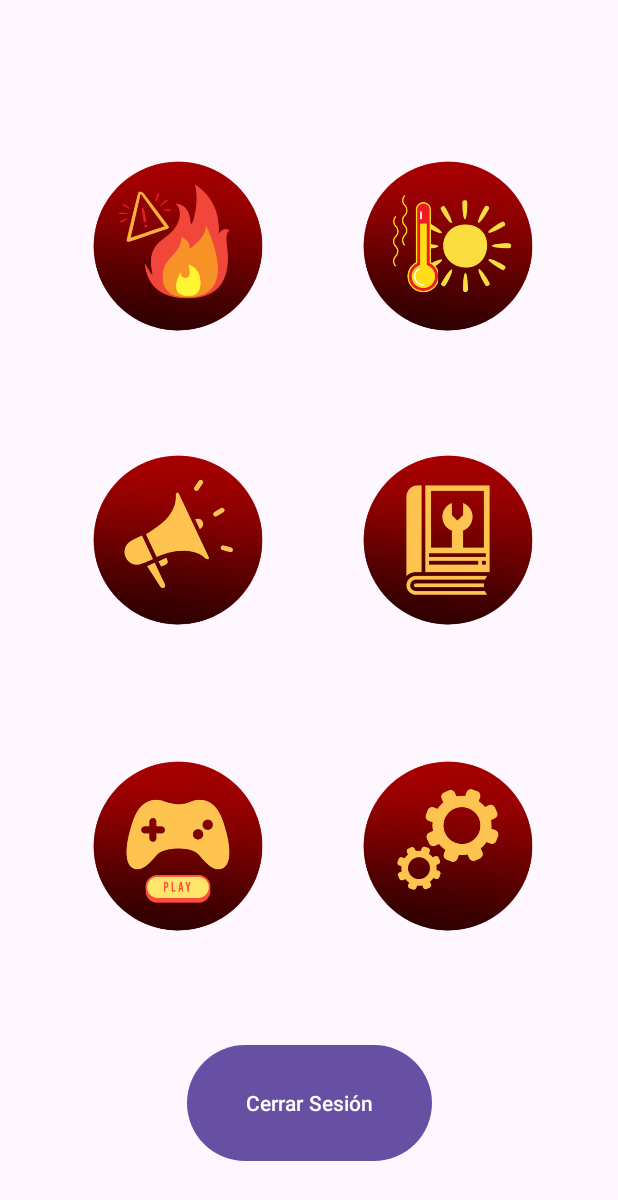
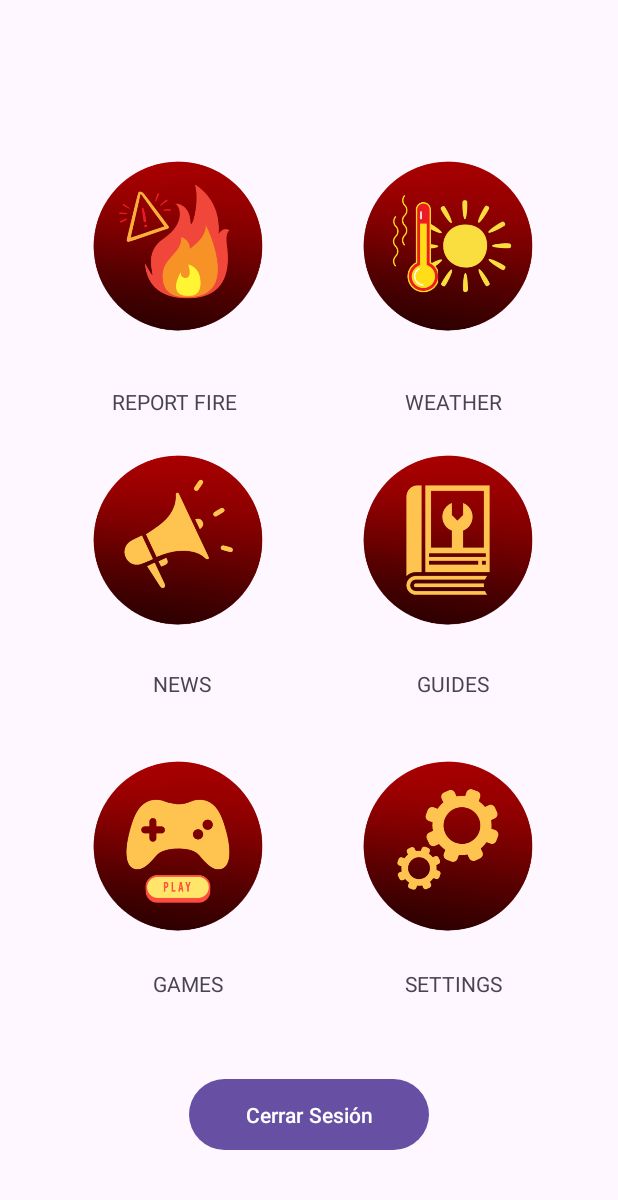
Before and after one commit to juancaco10/SpaceApp-Nasa, an Android app: the ActivityHome screen opened directly, with no data from a screen before it, on a phone screen of 412 x 824 dp. Shown: the top 1200 px of the screen. Run offline under Robolectric (Android 15) with nearby library versions, the light colour scheme and no system bars.

Commit message:
Actualización: update

```diff
--- a/app/src/main/AndroidManifest.xml
+++ b/app/src/main/AndroidManifest.xml
@@ -23,6 +23,9 @@
                 <category android:name="android.intent.category.LAUNCHER" />
             </intent-filter>
         </activity>
+        <activity android:name=".Guides">
+
+        </activity>
 
         <activity android:name=".ActivityHome">
 
--- a/app/src/main/java/com/example/nasaapp/ActivityHome.java
+++ b/app/src/main/java/com/example/nasaapp/ActivityHome.java
@@ -4,6 +4,8 @@ import android.content.Intent;
 import android.os.Bundle;
 import android.view.View;
 import android.widget.Button;
+import android.widget.ImageView;
+
 import androidx.appcompat.app.AppCompatActivity;
 
 public class ActivityHome extends AppCompatActivity {
@@ -14,6 +16,7 @@ public class ActivityHome extends AppCompatActivity {
         setContentView(R.layout.activity_home);
 
         Button btnCerrarSesion = findViewById(R.id.button);
+        ImageView imageViewLogo9 = findViewById(R.id.imageViewLogo9);
 
         btnCerrarSesion.setOnClickListener(new View.OnClickListener() {
             @Override
@@ -23,5 +26,13 @@ public class ActivityHome extends AppCompatActivity {
                 finish();
             }
         });
+
+        imageViewLogo9.setOnClickListener(new View.OnClickListener() {
+            @Override
+            public void onClick(View view) {
+                Intent intent = new Intent(ActivityHome.this, Guides.class);
+                startActivity(intent);
+            }
+        });
     }
 }
--- a/app/src/main/res/layout/activity_home.xml
+++ b/app/src/main/res/layout/activity_home.xml
@@ -6,6 +6,67 @@
     android:layout_width="match_parent"
     android:layout_height="match_parent"
     tools:context=".LoginActivity">
+
+    <TextView
+        android:id="@+id/textView3"
+        android:layout_width="wrap_content"
+        android:layout_height="wrap_content"
+        android:layout_marginTop="12dp"
+        android:text="REPORT FIRE"
+        app:layout_constraintEnd_toEndOf="@+id/imageViewLogo"
+        app:layout_constraintHorizontal_bias="0.45"
+        app:layout_constraintStart_toStartOf="@+id/imageViewLogo"
+        app:layout_constraintTop_toBottomOf="@+id/imageViewLogo" />
+
+    <TextView
+        android:id="@+id/textView7"
+        android:layout_width="wrap_content"
+        android:layout_height="wrap_content"
+        android:layout_marginStart="252dp"
+        android:layout_marginTop="12dp"
+        android:text="WEATHER"
+        app:layout_constraintStart_toStartOf="@+id/imageViewLogo"
+        app:layout_constraintTop_toBottomOf="@+id/imageViewLogo" />
+
+    <TextView
+        android:id="@+id/textView8"
+        android:layout_width="wrap_content"
+        android:layout_height="wrap_content"
+        android:layout_marginStart="260dp"
+        android:layout_marginTop="200dp"
+        android:text="GUIDES"
+        app:layout_constraintStart_toStartOf="@+id/imageViewLogo"
+        app:layout_constraintTop_toBottomOf="@+id/imageViewLogo" />
+
+    <TextView
+        android:id="@+id/textView10"
+        android:layout_width="wrap_content"
+        android:layout_height="wrap_content"
+        android:layout_marginStart="84dp"
+        android:layout_marginTop="400dp"
+        android:text="GAMES"
+        app:layout_constraintStart_toStartOf="@+id/imageViewLogo"
+        app:layout_constraintTop_toBottomOf="@+id/imageViewLogo" />
+
+    <TextView
+        android:id="@+id/textView12"
+        android:layout_width="wrap_content"
+        android:layout_height="wrap_content"
+        android:layout_marginStart="252dp"
+        android:layout_marginTop="400dp"
+        android:text="SETTINGS"
+        app:layout_constraintStart_toStartOf="@+id/imageViewLogo"
+        app:layout_constraintTop_toBottomOf="@+id/imageViewLogo" />
+
+    <TextView
+        android:id="@+id/textView11"
+        android:layout_width="wrap_content"
+        android:layout_height="wrap_content"
+        android:layout_marginStart="84dp"
+        android:layout_marginTop="200dp"
+        android:text="NEWS"
+        app:layout_constraintStart_toStartOf="@+id/imageViewLogo"
+        app:layout_constraintTop_toBottomOf="@+id/imageViewLogo" />
 
     <ImageView
         android:id="@+id/imageViewLogo"
@@ -69,13 +130,13 @@
 
     <Button
         android:id="@+id/button"
-        android:layout_width="163dp"
-        android:layout_height="85dp"
+        android:layout_width="160dp"
+        android:layout_height="55dp"
+        android:layout_marginTop="16dp"
         android:text="Cerrar Sesión"
         app:layout_constraintBottom_toBottomOf="parent"
+        app:layout_constraintEnd_toEndOf="parent"
         app:layout_constraintStart_toStartOf="parent"
-        app:layout_constraintEnd_toEndOf="parent"
-        app:layout_constraintTop_toBottomOf="@id/imageViewLogo11" />
-
+        app:layout_constraintTop_toBottomOf="@+id/imageViewLogo11" />
 
 </androidx.constraintlayout.widget.ConstraintLayout>
```
Also changed, not shown: app/src/main/java/com/example/nasaapp/Guides.java (renamed from app/src/main/java/com/example/nasaapp/MainActivity.java, +4 -4 lines), app/src/main/res/layout/activity_guide.xml (added, +63 -0 lines), app/src/main/res/drawable/p_001.png (added), app/src/main/res/drawable/p_002.png (added), app/src/main/res/drawable/p_003.png (added), app/src/main/res/drawable/p_004.png (added), app/src/main/res/drawable/p_005.png (added).
